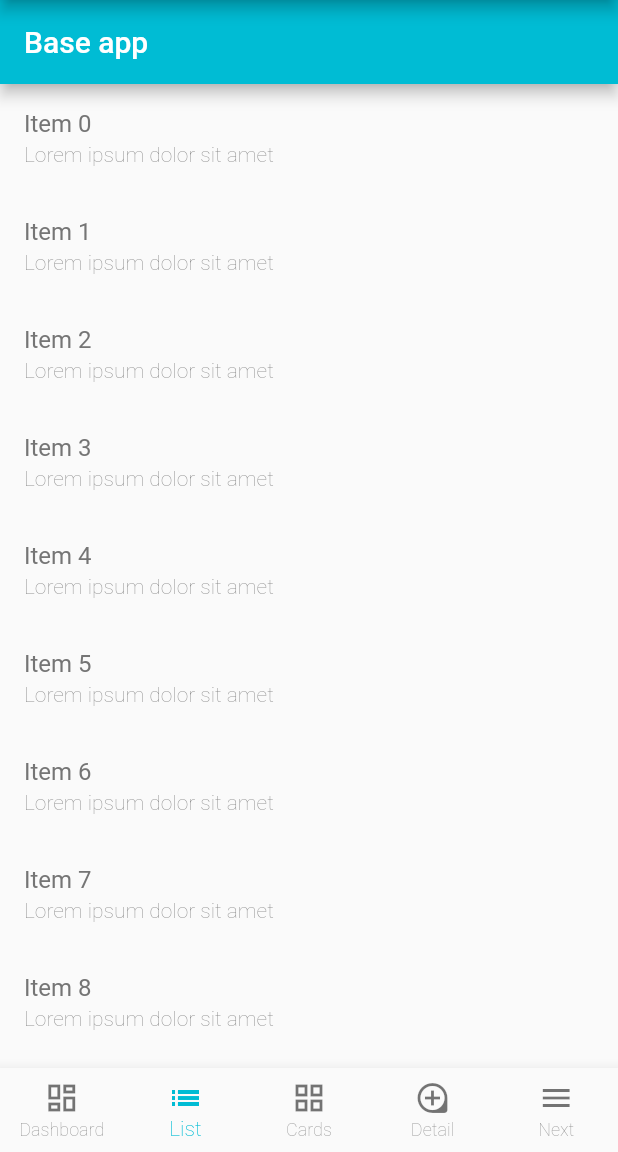
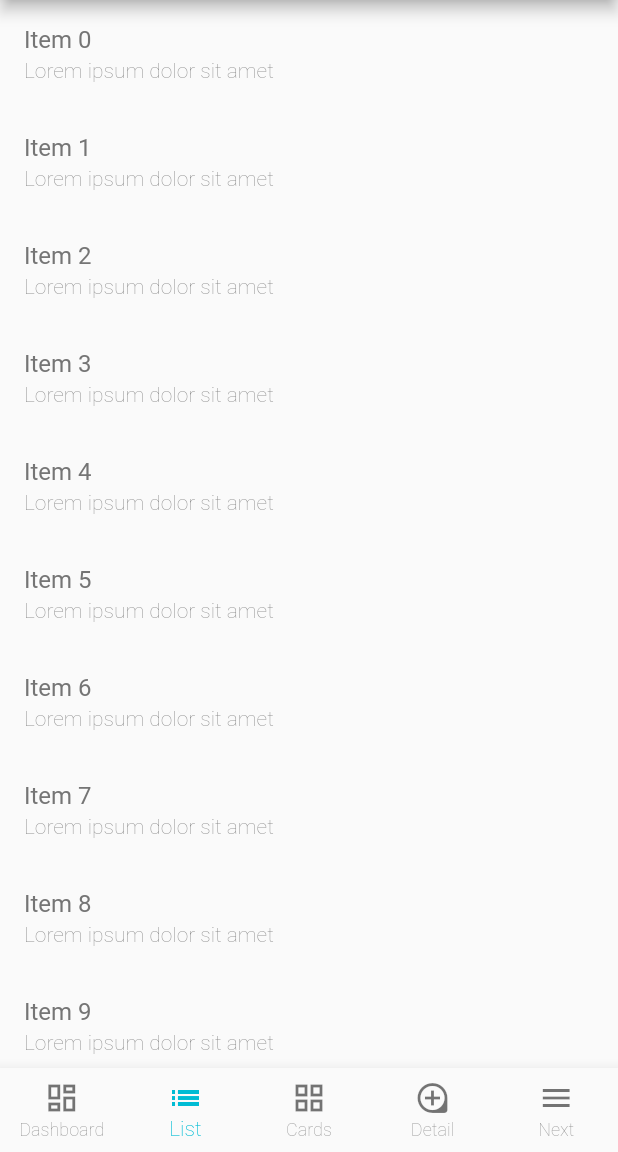
Before and after one commit to tom-novak/flutter-common-widgets, a Flutter app: the screen it shows after launch, item 2 of the bottom bar chosen, on a phone screen of 412 x 824 dp, the part 84-1236 px from its top. Run offline on Flutter 3.47's test engine with Material 2 defaults, Android fonts, the phone set to English and light mode, and no system bars; our stand-ins replace flutter_conditional_rendering, shimmer.

Commit message:
Common list page

```diff
--- a/lib/flutter_common_widgets.dart
+++ b/lib/flutter_common_widgets.dart
@@ -1,9 +1,10 @@
 library flutter_common_widgets;
 
-export 'src/screen/base_vertical_screen.dart';
-export 'src/screen/main_screen.dart';
 export 'src/model/export.dart';
 export 'src/preview/export.dart';
+export 'src/screen/base_vertical_screen.dart';
+export 'src/screen/export.dart';
+export 'src/screen/main_screen.dart';
 export 'src/theme/export.dart';
 export 'src/util/widget_state.dart';
 export 'src/widget/export.dart';
--- a/lib/src/preview/preview_list_page.dart
+++ b/lib/src/preview/preview_list_page.dart
@@ -12,9 +12,8 @@ class PreviewListPage extends StatelessWidget {
   @override
   Widget build(BuildContext context) {
     return CommonListPage(
-      appBarTitle: const Text('Base app'),
       items: List<CommonItem>.generate(
-        10,
+        1000,
         (index) => CommonItem(
           title: 'Item $index',
           subtitle: 'Lorem ipsum dolor sit amet',
--- /dev/null
+++ b/lib/src/screen/base_vertical_page.dart
@@ -0,0 +1,53 @@
+import 'package:flutter/material.dart';
+import 'package:flutter_common_widgets/flutter_common_widgets.dart';
+import 'package:flutter_common_widgets/src/widget/common_error_page.dart';
+import 'package:flutter_conditional_rendering/conditional_switch.dart';
+
+String contentStateBuilder(BuildContext context) => WidgetState.content;
+
+class BaseVerticalPage extends StatelessWidget {
+  final Widget? above;
+  final Widget? content;
+  final Widget? below;
+  final String Function(BuildContext) widgetStateBuilder;
+
+  const BaseVerticalPage({
+    Key? key,
+    this.above,
+    this.content,
+    this.below,
+    String Function(BuildContext)? widgetStateBuilder,
+  })  : widgetStateBuilder = widgetStateBuilder ?? contentStateBuilder,
+        super(key: key);
+
+  @override
+  Widget build(BuildContext context) {
+    return ConditionalSwitch.single<String>(
+        context: context,
+        valueBuilder: widgetStateBuilder,
+        caseBuilders: {
+          WidgetState.content: (context) {
+            return Column(
+              children: [
+                if (above != null)
+                  Container(
+                    child: above,
+                  ),
+                Expanded(
+                  child: content ?? const SizedBox.shrink(),
+                ),
+                if (below != null)
+                  Container(
+                    child: below,
+                  ),
+              ],
+            );
+          },
+          WidgetState.loading: (context) => const ShimmerList(
+                itemCount: 7,
+              ),
+          WidgetState.error: (context) => const CommonErrorPage(),
+        },
+        fallbackBuilder: (context) => const SizedBox.shrink());
+  }
+}
--- a/lib/src/screen/base_vertical_screen.dart
+++ b/lib/src/screen/base_vertical_screen.dart
@@ -1,16 +1,10 @@
 import 'package:flutter/material.dart';
 import 'package:flutter_common_widgets/flutter_common_widgets.dart';
-import 'package:flutter_common_widgets/src/widget/titled_message.dart';
-import 'package:flutter_conditional_rendering/conditional_switch.dart';
-
-String contentStateBuilder(BuildContext context) => WidgetState.content;
 
 class BaseVerticalScreen extends StatelessWidget {
   final PreferredSizeWidget? appBar;
   final Widget? appBarTitle;
-  final Widget? aboveContent;
-  final Widget? content;
-  final Widget? belowContent;
+  final Widget? body;
   final Widget? bottomNavigationBar;
   final String Function(BuildContext) widgetStateBuilder;
 
@@ -18,9 +12,7 @@ class BaseVerticalScreen extends StatelessWidget {
     Key? key,
     this.appBar,
     this.appBarTitle,
-    this.aboveContent,
-    this.content,
-    this.belowContent,
+    this.body,
     this.bottomNavigationBar,
     String Function(BuildContext)? widgetStateBuilder,
   }) : widgetStateBuilder = widgetStateBuilder ?? contentStateBuilder,
@@ -33,35 +25,7 @@ class BaseVerticalScreen extends StatelessWidget {
           AppBar(
             title: appBarTitle,
           ),
-      body: ConditionalSwitch.single<String>(
-        context: context,
-        valueBuilder: widgetStateBuilder,
-        caseBuilders: {
-          WidgetState.content: (context) {
-            return Column(
-              children: [
-                if (aboveContent != null)
-                  Container(
-                    child: aboveContent,
-                  ),
-                Expanded(
-                  child: content ?? const SizedBox.shrink(),
-                ),
-                if (belowContent != null)
-                  Container(
-                    child: belowContent,
-                  ),
-              ],
-            );
-          },
-          WidgetState.loading: (context) => const ShimmerList(itemCount: 7,),
-          WidgetState.error: (context) => const TitledMessage(
-                title: 'Error',
-                message: 'Something wrong',
-              )
-        },
-        fallbackBuilder: (context) => const SizedBox.shrink(),
-      ),
+      body: body,
       bottomNavigationBar: bottomNavigationBar,
     );
   }
--- /dev/null
+++ b/lib/src/screen/export.dart
@@ -0,0 +1,3 @@
+export 'base_vertical_page.dart';
+export 'base_vertical_screen.dart';
+export 'main_screen.dart';
--- /dev/null
+++ b/lib/src/widget/common_error_page.dart
@@ -0,0 +1,24 @@
+import 'package:flutter/material.dart';
+import 'package:flutter_common_widgets/flutter_common_widgets.dart';
+
+class CommonErrorPage extends StatelessWidget {
+  static const defaultLabel = 'Error';
+  static const defaultDescription = 'Something wrong';
+
+  final String label;
+  final String description;
+
+  const CommonErrorPage({
+    Key? key,
+    this.label = defaultLabel,
+    this.description = defaultDescription,
+  }): super(key: key);
+
+  @override
+  Widget build(BuildContext context) {
+    return TitledMessage(
+      title: label,
+      message: 'Something wrong',
+    );
+  }
+}
--- a/lib/src/widget/common_list_page.dart
+++ b/lib/src/widget/common_list_page.dart
@@ -1,12 +1,11 @@
 import 'package:flutter/material.dart';
 import 'package:flutter_common_widgets/flutter_common_widgets.dart';
+import 'package:flutter_common_widgets/src/screen/base_vertical_page.dart';
 import 'package:flutter_common_widgets/src/widget/common_list_tile.dart';
 
 class CommonListPage extends StatelessWidget {
-  final PreferredSizeWidget? appBar;
-  final Widget? appBarTitle;
-  final Widget? aboveContent;
-  final Widget? belowContent;
+  final Widget? above;
+  final Widget? below;
   final int itemCount;
   final IndexedWidgetBuilder? itemBuilder;
   final ScrollController? controller;
@@ -17,10 +16,8 @@ class CommonListPage extends StatelessWidget {
 
   const CommonListPage({
     Key? key,
-    this.appBar,
-    this.appBarTitle,
-    this.aboveContent,
-    this.belowContent,
+    this.above,
+    this.below,
     this.itemCount = 0,
     this.itemBuilder,
     this.controller,
@@ -33,10 +30,8 @@ class CommonListPage extends StatelessWidget {
 
   @override
   Widget build(BuildContext context) {
-    return BaseVerticalScreen(
-      appBar: appBar,
-      appBarTitle: appBarTitle,
-      aboveContent: aboveContent,
+    return BaseVerticalPage(
+      above: above,
       content: ListView.builder(
         itemCount: itemBuilder != null ? itemCount : items.length,
         itemBuilder: itemBuilder ??
@@ -52,7 +47,7 @@ class CommonListPage extends StatelessWidget {
             },
         controller: controller,
       ),
-      belowContent: belowContent,
+      below: below,
       widgetStateBuilder: widgetStateBuilder,
     );
   }
--- a/lib/src/widget/export.dart
+++ b/lib/src/widget/export.dart
@@ -1,3 +1,4 @@
+export 'common_error_page.dart';
 export 'common_list_page.dart';
 export 'common_list_tile.dart';
 export 'loading_list.dart';
```
